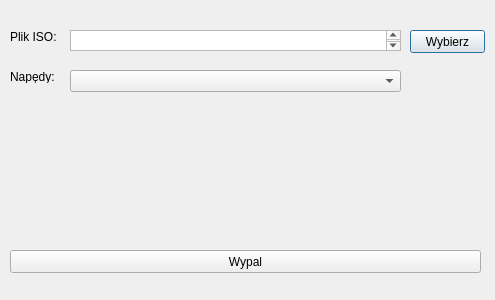
Above: Easy_Music_Burner/burnisodialog.ui from wp2/EasyMusicBurner before the change. Below: the same form after it.
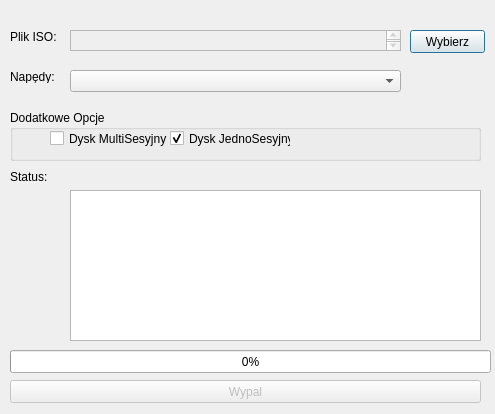
That is the form after the change.

Diff of the .ui file:
```diff
--- a/Easy_Music_Burner/burnisodialog.ui
+++ b/Easy_Music_Burner/burnisodialog.ui
@@ -7,7 +7,7 @@
     <x>0</x>
     <y>0</y>
     <width>495</width>
-    <height>300</height>
+    <height>414</height>
    </rect>
   </property>
   <property name="windowTitle">
@@ -27,6 +27,9 @@
    </property>
   </widget>
   <widget class="QTextEdit" name="IsoPath">
+   <property name="enabled">
+    <bool>false</bool>
+   </property>
    <property name="geometry">
     <rect>
      <x>70</x>
@@ -73,10 +76,13 @@
    </property>
   </widget>
   <widget class="QPushButton" name="BurnISO">
+   <property name="enabled">
+    <bool>false</bool>
+   </property>
    <property name="geometry">
     <rect>
      <x>10</x>
-     <y>250</y>
+     <y>380</y>
      <width>471</width>
      <height>23</height>
     </rect>
@@ -85,6 +91,93 @@
     <string>Wypal</string>
    </property>
   </widget>
+  <widget class="QLabel" name="StatusLabel">
+   <property name="geometry">
+    <rect>
+     <x>10</x>
+     <y>170</y>
+     <width>47</width>
+     <height>13</height>
+    </rect>
+   </property>
+   <property name="text">
+    <string>Status:</string>
+   </property>
+  </widget>
+  <widget class="QTextBrowser" name="StatusBurn">
+   <property name="geometry">
+    <rect>
+     <x>70</x>
+     <y>190</y>
+     <width>411</width>
+     <height>151</height>
+    </rect>
+   </property>
+  </widget>
+  <widget class="QGroupBox" name="groupBox">
+   <property name="geometry">
+    <rect>
+     <x>10</x>
+     <y>110</y>
+     <width>471</width>
+     <height>51</height>
+    </rect>
+   </property>
+   <property name="title">
+    <string>Dodatkowe Opcje</string>
+   </property>
+   <widget class="QCheckBox" name="MultiSession">
+    <property name="geometry">
+     <rect>
+      <x>40</x>
+      <y>20</y>
+      <width>141</width>
+      <height>17</height>
+     </rect>
+    </property>
+    <property name="text">
+     <string>Dysk MultiSesyjny</string>
+    </property>
+    <property name="autoExclusive">
+     <bool>true</bool>
+    </property>
+   </widget>
+   <widget class="QCheckBox" name="SingleSession">
+    <property name="geometry">
+     <rect>
+      <x>160</x>
+      <y>20</y>
+      <width>121</width>
+      <height>17</height>
+     </rect>
+    </property>
+    <property name="text">
+     <string>Dysk JednoSesyjny</string>
+    </property>
+    <property name="checked">
+     <bool>true</bool>
+    </property>
+    <property name="autoExclusive">
+     <bool>true</bool>
+    </property>
+   </widget>
+  </widget>
+  <widget class="QProgressBar" name="progressBar">
+   <property name="enabled">
+    <bool>true</bool>
+   </property>
+   <property name="geometry">
+    <rect>
+     <x>10</x>
+     <y>350</y>
+     <width>481</width>
+     <height>23</height>
+    </rect>
+   </property>
+   <property name="value">
+    <number>0</number>
+   </property>
+  </widget>
  </widget>
  <resources/>
  <connections/>
```
Left out of the diff: 2 changed lines with no effect on the pictures.
